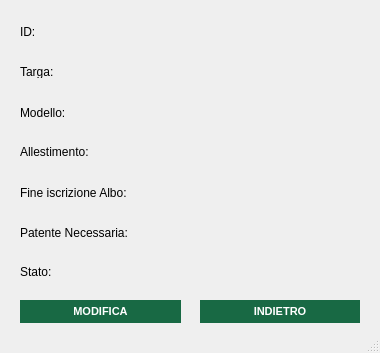
First picture: the form in src/main/gui/visualizza_mezzo.ui, repository OT-Rax/AnconAmbiente, before the edit.
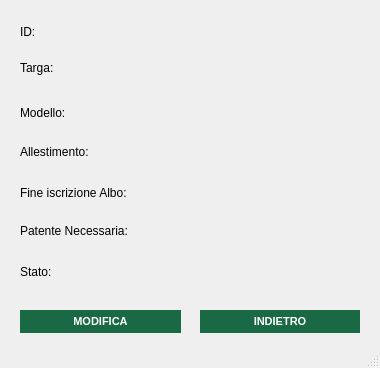
Second picture: the form after the edit. Icons and pictures are not drawn.

Patch:
```diff
--- a/src/main/gui/visualizza_mezzo.ui
+++ b/src/main/gui/visualizza_mezzo.ui
@@ -7,9 +7,21 @@
     <x>0</x>
     <y>0</y>
     <width>380</width>
-    <height>353</height>
+    <height>368</height>
    </rect>
   </property>
+  <property name="minimumSize">
+   <size>
+    <width>380</width>
+    <height>368</height>
+   </size>
+  </property>
+  <property name="maximumSize">
+   <size>
+    <width>380</width>
+    <height>368</height>
+   </size>
+  </property>
   <property name="windowTitle">
    <string>Visualizza Mezzo</string>
   </property>
@@ -22,9 +34,9 @@
     <property name="geometry">
      <rect>
       <x>20</x>
-      <y>65</y>
+      <y>58</y>
       <width>47</width>
-      <height>13</height>
+      <height>20</height>
      </rect>
     </property>
     <property name="text">
@@ -35,7 +47,7 @@
     <property name="geometry">
      <rect>
       <x>200</x>
-      <y>300</y>
+      <y>310</y>
       <width>160</width>
       <height>23</height>
      </rect>
@@ -65,7 +77,7 @@
     <property name="geometry">
      <rect>
       <x>20</x>
-      <y>300</y>
+      <y>310</y>
       <width>161</width>
       <height>23</height>
      </rect>
@@ -134,9 +146,9 @@
     <property name="geometry">
      <rect>
       <x>20</x>
-      <y>225</y>
+      <y>221</y>
       <width>121</width>
-      <height>16</height>
+      <height>20</height>
      </rect>
     </property>
     <property name="text">
```
